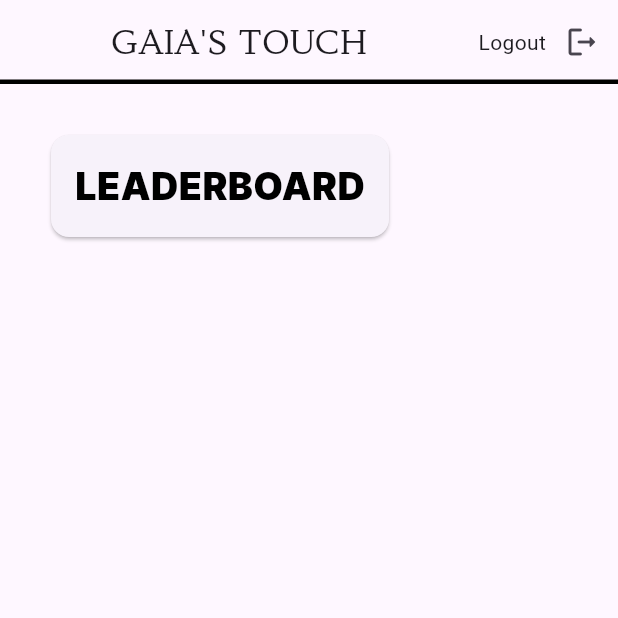
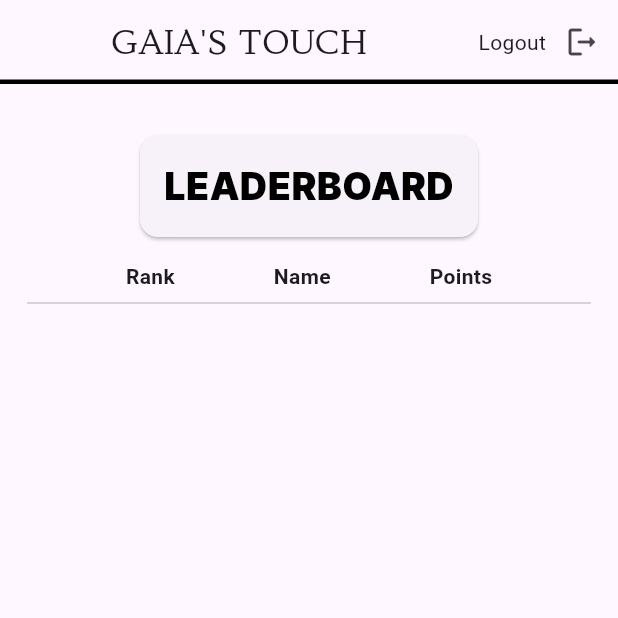
Before and after one commit to LAG-4/gaias-touch, a Flutter app: the SettingsUser screen opened directly, on a phone screen of 412 x 824 dp, the top half of it. Run offline on Flutter 3.47's test engine with Material 3 defaults, Android fonts, the phone set to English and light mode, and no system bars; our stand-ins replace bottom_navy_bar, cloud_firestore, firebase_auth, firebase_core; missing offline and left inert: upi_india; accounts and stored records are empty.

Commit message:
Update usersetting.dart

```diff
--- a/lib/user/usersetting.dart
+++ b/lib/user/usersetting.dart
@@ -50,6 +50,7 @@ class SettingsUser extends StatelessWidget {
     print(sortedMap);
     return sortedMap;
   }
+
   Future<void> _signOut(BuildContext context) async {
     try {
       await FirebaseAuth.instance.signOut();
@@ -60,7 +61,6 @@ class SettingsUser extends StatelessWidget {
     }
   }
 
-
   @override
   Widget build(BuildContext context) {
     return SafeArea(
@@ -70,9 +70,12 @@ class SettingsUser extends StatelessWidget {
             Row(
               children: [
                 Text('Logout'),
-                IconButton(onPressed: () {
+                IconButton(
+                  onPressed: () {
                     _signOut(context);
-                }, icon: Icon(Icons.logout_rounded)),
+                  },
+                  icon: Icon(Icons.logout_rounded),
+                ),
               ],
             )
           ],
@@ -82,8 +85,12 @@ class SettingsUser extends StatelessWidget {
           automaticallyImplyLeading: false,
           backgroundColor: Colors.transparent,
           elevation: 0,
-          title: Center(child: const Text(
-              "GAIA'S TOUCH", style: TextStyle(fontFamily: 'Habibi'))),
+          title: Center(
+            child: const Text(
+              "GAIA'S TOUCH",
+              style: TextStyle(fontFamily: 'Habibi'),
+            ),
+          ),
         ),
         body: FutureBuilder<Map<String, dynamic>>(
           future: _getUserInfo(),
@@ -98,7 +105,6 @@ class SettingsUser extends StatelessWidget {
                 padding: const EdgeInsets.all(18.0),
                 child: Column(
                   children: [
-
                     Card(
                       margin: EdgeInsets.all(16.0),
                       child: Padding(
@@ -106,26 +112,75 @@ class SettingsUser extends StatelessWidget {
                         child: Column(
                           children: [
                             Text(
-                                'LEADERBOARD', style: TextStyle(
+                              'LEADERBOARD',
+                              style: TextStyle(
                                 color: Colors.black,
                                 fontSize: 25,
                                 fontWeight: FontWeight.bold,
-                                  fontFamily: 'InterBlack'),),
+                                fontFamily: 'InterBlack',
+                              ),
+                            ),
                           ],
                         ),
-                        )),
-                    //
-                    // Column(
-                    //   children: fetchData().entries.map((entry) {
-                    //     return Row(
-                    //       mainAxisAlignment: MainAxisAlignment.spaceBetween,
-                    //       children: [
-                    //         Text('${entry.key}', style: TextStyle(fontSize: 20)),
-                    //         Text('${entry.value}', style: TextStyle(fontSize: 20)),
-                    //       ],
-                    //     );
-                    //   }).toList(),
-                    // ),
+                      ),
+                    ),
+
+                    // ListView.builder for the leaderboard
+                    // ListView.builder for the leaderboard
+                    // ListView.builder for the leaderboard
+                    Expanded(
+                      child: FutureBuilder<Map<String, int>>(
+                        future: fetchData(),
+                        builder: (context, snapshot) {
+                          if (snapshot.connectionState == ConnectionState.waiting) {
+                            return Center(
+                              child: CircularProgressIndicator(),
+                            );
+                          }
+
+                          if (snapshot.hasData) {
+                            Map<String, int> leaderboardData = snapshot.data!;
+                            return Column(
+                              children: [
+                                // Header row
+                                Row(
+                                  mainAxisAlignment: MainAxisAlignment.spaceEvenly,
+                                  children: [
+                                    Text('Rank', style: TextStyle(fontWeight: FontWeight.bold)),
+                                    Text('Name', style: TextStyle(fontWeight: FontWeight.bold)),
+                                    Text('Points', style: TextStyle(fontWeight: FontWeight.bold)),
+                                  ],
+                                ),
+                                // Divider line
+                                Divider(),
+                                // Data rows
+                                ...leaderboardData.entries.map((entry) {
+                                  final userName = entry.key;
+                                  final userPoints = entry.value;
+                                  final rank = leaderboardData.keys.toList().indexOf(userName) + 1;
+
+                                  return ListTile(
+                                    title: Row(
+                                      mainAxisAlignment: MainAxisAlignment.spaceEvenly,
+                                      children: [
+                                        Text('$rank'),
+                                        Text('$userName'),
+                                        Text('$userPoints pts'),
+                                      ],
+                                    ),
+                                  );
+                                }).toList(),
+                              ],
+                            );
+                          }
+
+                          return const Center(
+                            child: Text('No leaderboard data available'),
+                          );
+                        },
+                      ),
+                    ),
+
 
                   ],
                 ),
@@ -139,9 +194,3 @@ class SettingsUser extends StatelessWidget {
     );
   }
 }
-
-@override
-Widget build(BuildContext context) {
-  // TODO: implement build
-  throw UnimplementedError();
-}
```
Lines whose indentation alone changed are shown as unchanged.
